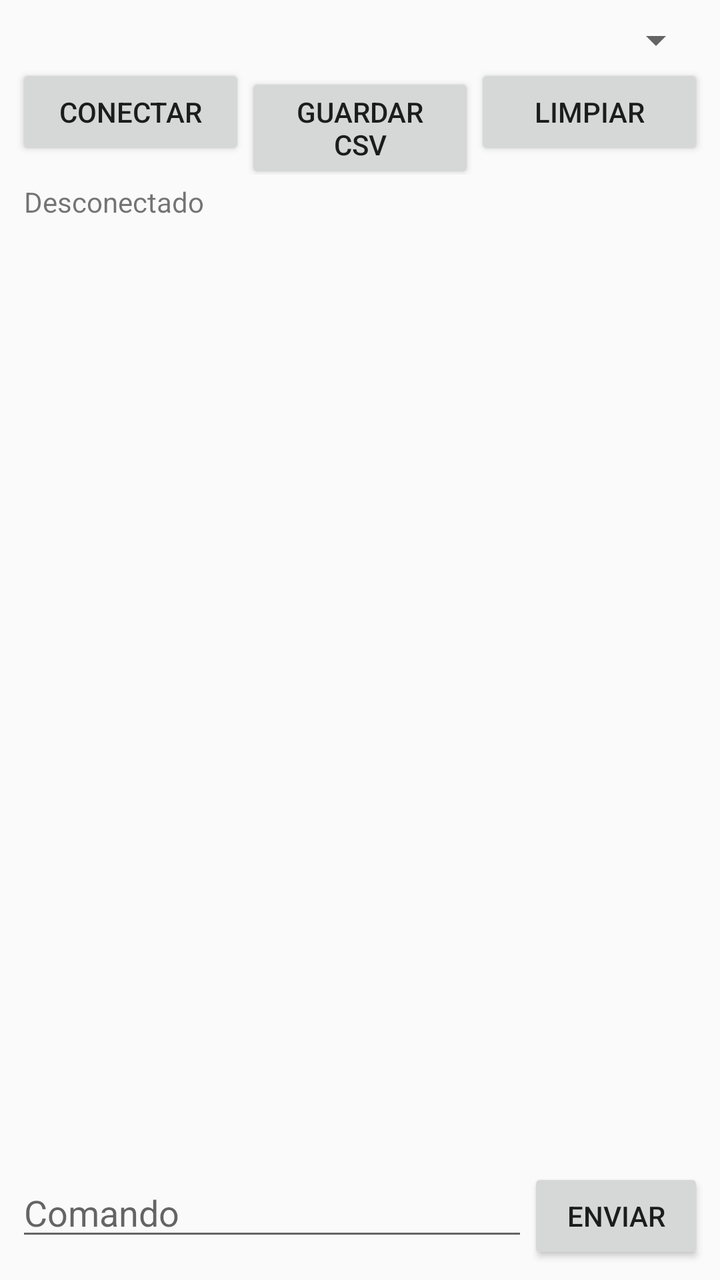
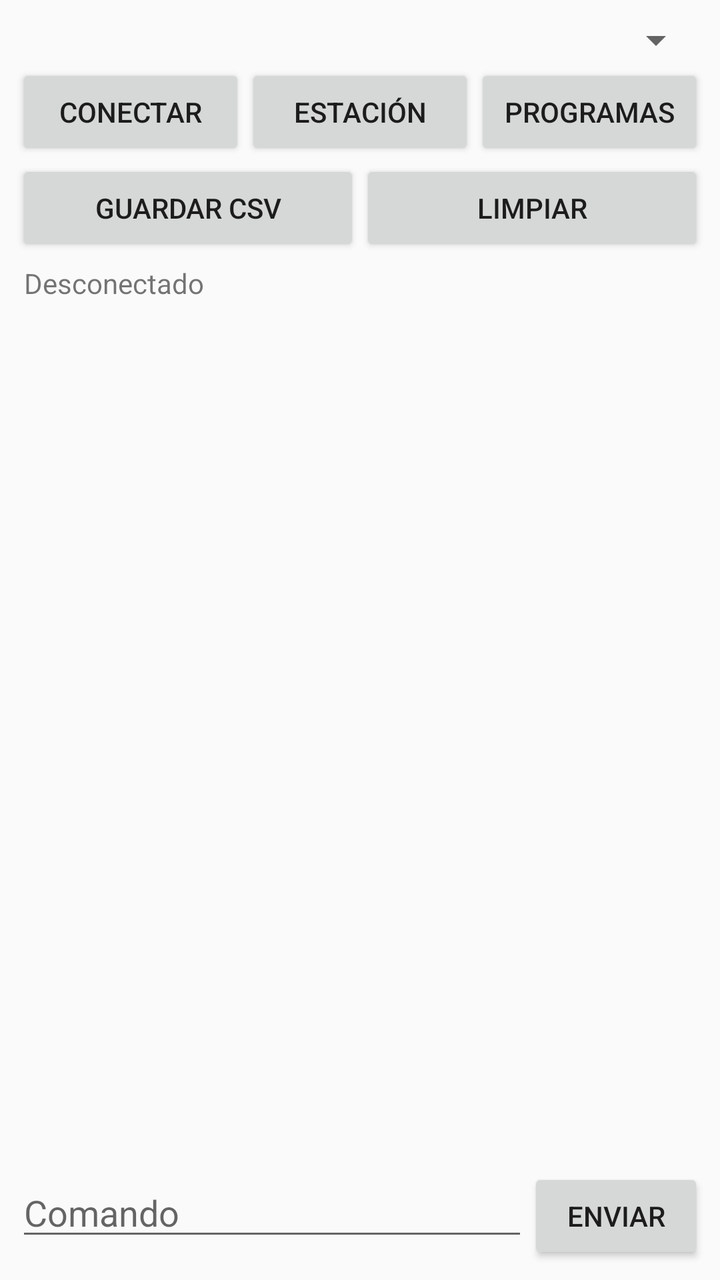

Two renders of the same Android screen: before a commit and after it. Below are the layout's source before the change and the commit's diff.
<!-- AndroidManifest.xml: application theme android:Theme.Material.Light.DarkActionBar -->
<!-- res/layout/activity_main.xml -->
<?xml version="1.0" encoding="utf-8"?>
<LinearLayout xmlns:android="http://schemas.android.com/apk/res/android"
    android:layout_width="match_parent" android:layout_height="match_parent"
    android:orientation="vertical" android:padding="8dp">

    <Spinner android:id="@+id/spDevices"
        android:layout_width="match_parent" android:layout_height="wrap_content" />

    <LinearLayout android:layout_width="match_parent" android:layout_height="wrap_content"
        android:orientation="horizontal">
        <Button android:id="@+id/btnConnect" android:layout_width="0dp"
            android:layout_weight="1" android:layout_height="wrap_content" android:text="Conectar" />
        <Button android:id="@+id/btnSave" android:layout_width="0dp"
            android:layout_weight="1" android:layout_height="wrap_content" android:text="Guardar CSV" />
        <Button android:id="@+id/btnClear" android:layout_width="0dp"
            android:layout_weight="1" android:layout_height="wrap_content" android:text="Limpiar" />
    </LinearLayout>

    <TextView android:id="@+id/tvStatus" android:layout_width="match_parent"
        android:layout_height="wrap_content" android:text="Desconectado" android:padding="4dp" />

    <ScrollView android:id="@+id/scroll" android:layout_width="match_parent"
        android:layout_height="0dp" android:layout_weight="1">
        <TextView android:id="@+id/tvLog" android:layout_width="match_parent"
            android:layout_height="wrap_content" android:typeface="monospace"
            android:textIsSelectable="true" />
    </ScrollView>

    <LinearLayout android:layout_width="match_parent" android:layout_height="wrap_content"
        android:orientation="horizontal">
        <EditText android:id="@+id/etSend" android:layout_width="0dp"
            android:layout_weight="1" android:layout_height="wrap_content"
            android:hint="Comando" android:singleLine="true" />
        <Button android:id="@+id/btnSend" android:layout_width="wrap_content"
            android:layout_height="wrap_content" android:text="Enviar" />
    </LinearLayout>
</LinearLayout>
<!-- resources referenced by this layout -->
<resources>

</resources>

<!-- the commit's change to res/layout/activity_main.xml (unified diff, before → after) -->
@@ -10,6 +10,14 @@
         android:orientation="horizontal">
         <Button android:id="@+id/btnConnect" android:layout_width="0dp"
             android:layout_weight="1" android:layout_height="wrap_content" android:text="Conectar" />
+        <Button android:id="@+id/btnStation" android:layout_width="0dp"
+            android:layout_weight="1" android:layout_height="wrap_content" android:text="Estación" />
+        <Button android:id="@+id/btnTools" android:layout_width="0dp"
+            android:layout_weight="1" android:layout_height="wrap_content" android:text="Programas" />
+    </LinearLayout>
+
+    <LinearLayout android:layout_width="match_parent" android:layout_height="wrap_content"
+        android:orientation="horizontal">
         <Button android:id="@+id/btnSave" android:layout_width="0dp"
             android:layout_weight="1" android:layout_height="wrap_content" android:text="Guardar CSV" />
         <Button android:id="@+id/btnClear" android:layout_width="0dp"
